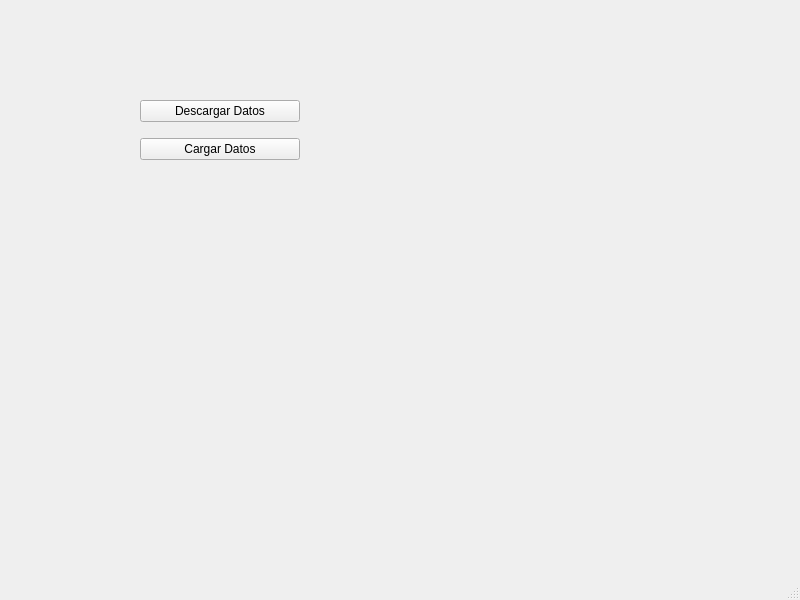
Above: qt/interfaz/main_windows.ui from DanielOrtega94/Proyecto-Python-Cientifico before the change. Below: the same form after it.
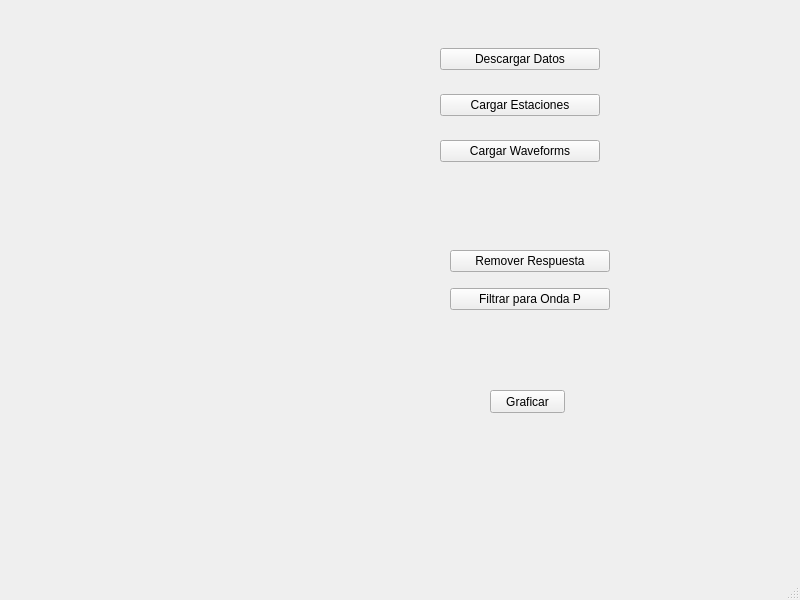
That is the form after the change.

```diff
--- a/qt/interfaz/main_windows.ui
+++ b/qt/interfaz/main_windows.ui
@@ -17,10 +17,10 @@
    <widget class="QWidget" name="verticalLayoutWidget">
     <property name="geometry">
      <rect>
-      <x>140</x>
-      <y>90</y>
+      <x>440</x>
+      <y>30</y>
       <width>160</width>
-      <height>80</height>
+      <height>151</height>
      </rect>
     </property>
     <layout class="QVBoxLayout" name="verticalLayout">
@@ -34,12 +34,58 @@
      <item>
       <widget class="QPushButton" name="cargar_Button">
        <property name="text">
-        <string>Cargar Datos</string>
+        <string>Cargar Estaciones</string>
        </property>
       </widget>
      </item>
+     <item>
+      <widget class="QPushButton" name="cargar_waveforms_Button">
+       <property name="text">
+        <string>Cargar Waveforms</string>
+       </property>
+      </widget>
+     </item>
     </layout>
    </widget>
+   <widget class="QWidget" name="verticalLayoutWidget_2">
+    <property name="geometry">
+     <rect>
+      <x>450</x>
+      <y>240</y>
+      <width>160</width>
+      <height>80</height>
+     </rect>
+    </property>
+    <layout class="QVBoxLayout" name="verticalLayout_2">
+     <item>
+      <widget class="QPushButton" name="remover_respuesta_Button">
+       <property name="text">
+        <string>Remover Respuesta</string>
+       </property>
+      </widget>
+     </item>
+     <item>
+      <widget class="QPushButton" name="filtrar_ondap_Button">
+       <property name="text">
+        <string>Filtrar para Onda P</string>
+       </property>
+      </widget>
+     </item>
+    </layout>
+   </widget>
+   <widget class="QPushButton" name="graficar_Button">
+    <property name="geometry">
+     <rect>
+      <x>490</x>
+      <y>390</y>
+      <width>75</width>
+      <height>23</height>
+     </rect>
+    </property>
+    <property name="text">
+     <string>Graficar</string>
+    </property>
+   </widget>
   </widget>
   <widget class="QMenuBar" name="menubar">
    <property name="geometry">
```
Left out of the diff: 2 changed lines with no effect on the pictures.
